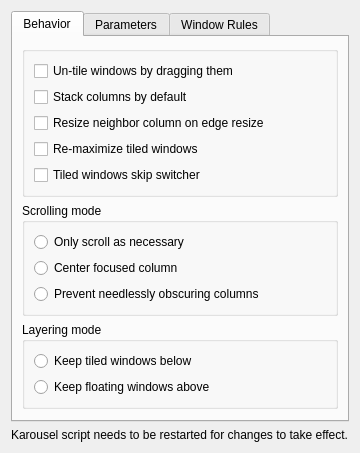
Before: the Qt Designer form package/contents/ui/config.ui in peterfajdiga/karousel, drawn with Qt 5.
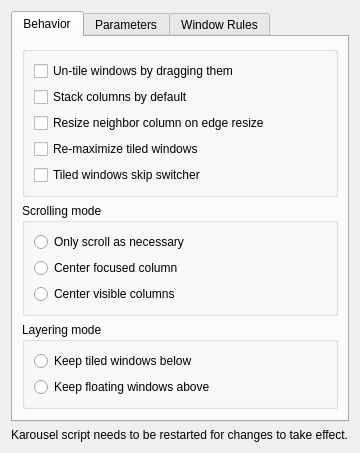
After: the same form once the commit is applied.

Commit message: config.ui: relabel `scrollingGrouped` button

Patch:
```diff
--- a/package/contents/ui/config.ui
+++ b/package/contents/ui/config.ui
@@ -93,7 +93,7 @@
                                         <item>
                                             <widget class="QRadioButton" name="kcfg_scrollingGrouped">
                                                 <property name="text">
-                                                    <string>Prevent needlessly obscuring columns</string>
+                                                    <string>Center visible columns</string>
                                                 </property>
                                             </widget>
                                         </item>
```
